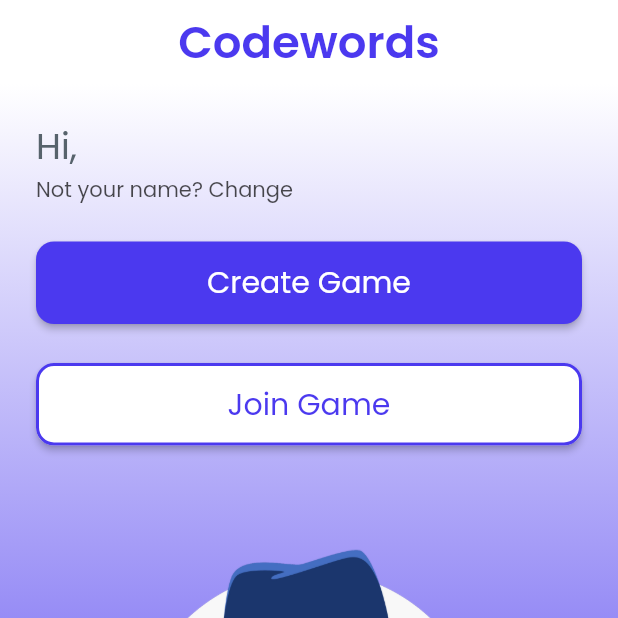
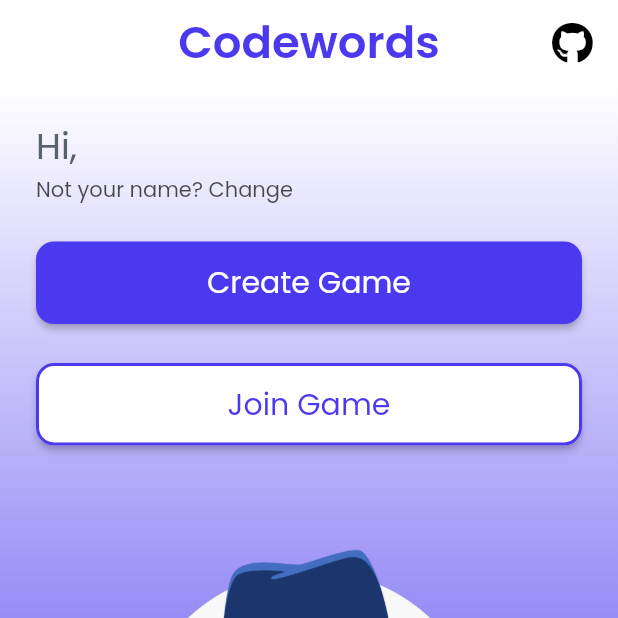
Before and after one commit to sbis04/codewords_FF, a Flutter app: the CreateJoinScreenWidget screen opened by its route, on a phone screen of 412 x 824 dp, the top half of it. Run offline on Flutter 3.47's test engine with Material 2 defaults, Android fonts, the phone set to English and light mode, and no system bars; drawn by our look-alikes of auto_size_text; our stand-ins replace cloud_firestore, cloud_functions, confetti, equatable, firebase_analytics, firebase_auth and 14 more; missing offline and left inert: aligned_dialog, json_path, mime_type; accounts and stored records are empty; network calls fail.

Commit message:
Updating to latest FlutterFlow output.

```diff
--- a/lib/pages/create_join_screen/create_join_screen_model.dart
+++ b/lib/pages/create_join_screen/create_join_screen_model.dart
@@ -2,6 +2,7 @@ import '/auth/firebase_auth/auth_util.dart';
 import '/backend/backend.dart';
 import '/components/game_mode_dialog/game_mode_dialog_widget.dart';
 import '/components/join_game/join_game_widget.dart';
+import '/flutter_flow/flutter_flow_icon_button.dart';
 import '/flutter_flow/flutter_flow_theme.dart';
 import '/flutter_flow/flutter_flow_util.dart';
 import '/flutter_flow/flutter_flow_widgets.dart';
@@ -9,6 +10,7 @@ import 'dart:async';
 import 'package:aligned_dialog/aligned_dialog.dart';
 import 'package:cloud_firestore/cloud_firestore.dart';
 import 'package:flutter/material.dart';
+import 'package:font_awesome_flutter/font_awesome_flutter.dart';
 import 'package:google_fonts/google_fonts.dart';
 import 'package:provider/provider.dart';
 
--- a/lib/pages/create_join_screen/create_join_screen_widget.dart
+++ b/lib/pages/create_join_screen/create_join_screen_widget.dart
@@ -2,6 +2,7 @@ import '/auth/firebase_auth/auth_util.dart';
 import '/backend/backend.dart';
 import '/components/game_mode_dialog/game_mode_dialog_widget.dart';
 import '/components/join_game/join_game_widget.dart';
+import '/flutter_flow/flutter_flow_icon_button.dart';
 import '/flutter_flow/flutter_flow_theme.dart';
 import '/flutter_flow/flutter_flow_util.dart';
 import '/flutter_flow/flutter_flow_widgets.dart';
@@ -9,6 +10,7 @@ import 'dart:async';
 import 'package:aligned_dialog/aligned_dialog.dart';
 import 'package:cloud_firestore/cloud_firestore.dart';
 import 'package:flutter/material.dart';
+import 'package:font_awesome_flutter/font_awesome_flutter.dart';
 import 'package:google_fonts/google_fonts.dart';
 import 'package:provider/provider.dart';
 import 'create_join_screen_model.dart';
@@ -71,7 +73,31 @@ class _CreateJoinScreenWidgetState extends State<CreateJoinScreenWidget> {
                         fontSize: 30.0,
                       ),
                 ),
-                actions: [],
+                actions: [
+                  Padding(
+                    padding: EdgeInsetsDirectional.fromSTEB(0.0, 0.0, 8.0, 0.0),
+                    child: Row(
+                      mainAxisSize: MainAxisSize.max,
+                      children: [
+                        FlutterFlowIconButton(
+                          borderRadius: 20.0,
+                          buttonSize: 45.0,
+                          icon: FaIcon(
+                            FontAwesomeIcons.github,
+                            color: FlutterFlowTheme.of(context).primaryText,
+                            size: 28.0,
+                          ),
+                          onPressed: () async {
+                            logFirebaseEvent(
+                                'CREATE_JOIN_SCREEN_github_ICN_ON_TAP');
+                            await launchURL(
+                                'https://github.com/sbis04/codewords_FF');
+                          },
+                        ),
+                      ],
+                    ),
+                  ),
+                ],
                 centerTitle: true,
                 elevation: 0.0,
               )
@@ -311,13 +337,37 @@ class _CreateJoinScreenWidgetState extends State<CreateJoinScreenWidget> {
                     mainAxisSize: MainAxisSize.max,
                     crossAxisAlignment: CrossAxisAlignment.start,
                     children: [
-                      Text(
-                        'Codewords',
-                        style: FlutterFlowTheme.of(context).bodyMedium.override(
-                              fontFamily: 'Poppins',
-                              color: FlutterFlowTheme.of(context).primary,
-                              fontSize: 36.0,
+                      Row(
+                        mainAxisSize: MainAxisSize.max,
+                        mainAxisAlignment: MainAxisAlignment.spaceBetween,
+                        children: [
+                          Text(
+                            'Codewords',
+                            style: FlutterFlowTheme.of(context)
+                                .bodyMedium
+                                .override(
+                                  fontFamily: 'Poppins',
+                                  color: FlutterFlowTheme.of(context).primary,
+                                  fontSize: 36.0,
+                                ),
+                          ),
+                          FlutterFlowIconButton(
+                            borderColor: Colors.transparent,
+                            borderRadius: 20.0,
+                            buttonSize: 55.0,
+                            icon: FaIcon(
+                              FontAwesomeIcons.github,
+                              color: FlutterFlowTheme.of(context).primaryText,
+                              size: 36.0,
                             ),
+                            onPressed: () async {
+                              logFirebaseEvent(
+                                  'CREATE_JOIN_SCREEN_GitHubButton_ON_TAP');
+                              await launchURL(
+                                  'https://github.com/sbis04/codewords_FF');
+                            },
+                          ),
+                        ],
                       ),
                       Expanded(
                         child: Row(
--- a/lib/pages/start_screen/start_screen_model.dart
+++ b/lib/pages/start_screen/start_screen_model.dart
@@ -1,6 +1,7 @@
 import '/auth/firebase_auth/auth_util.dart';
 import '/backend/backend.dart';
 import '/flutter_flow/flutter_flow_animations.dart';
+import '/flutter_flow/flutter_flow_icon_button.dart';
 import '/flutter_flow/flutter_flow_theme.dart';
 import '/flutter_flow/flutter_flow_util.dart';
 import '/flutter_flow/flutter_flow_widgets.dart';
@@ -8,6 +9,7 @@ import 'package:cloud_firestore/cloud_firestore.dart';
 import 'package:flutter/material.dart';
 import 'package:flutter/scheduler.dart';
 import 'package:flutter_animate/flutter_animate.dart';
+import 'package:font_awesome_flutter/font_awesome_flutter.dart';
 import 'package:google_fonts/google_fonts.dart';
 import 'package:provider/provider.dart';
 
```
Also changed, not shown: lib/pages/start_screen/start_screen_widget.dart (+53 -5 lines).
